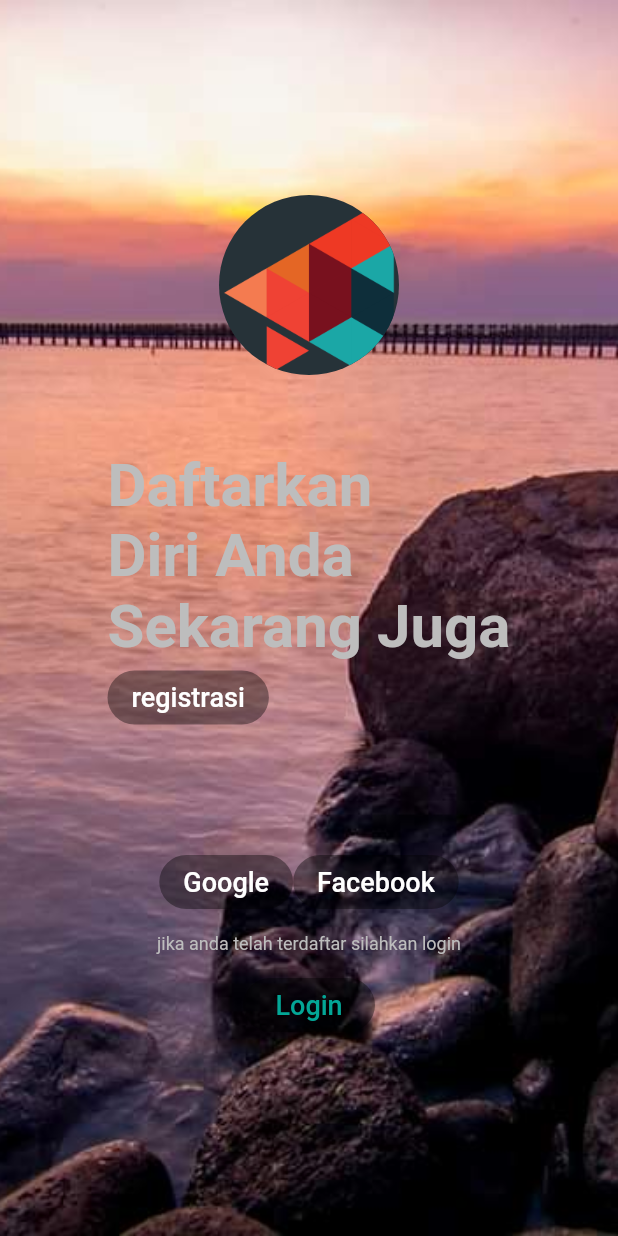
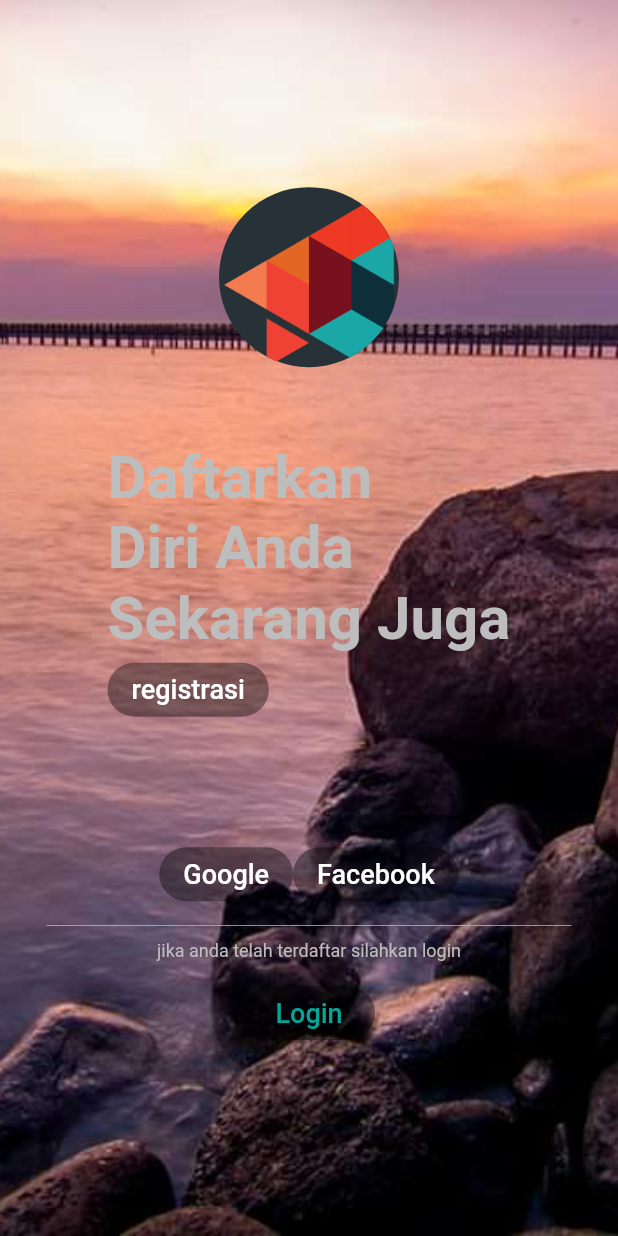
Before and after one commit to renalazy/jdih_app, a Flutter app: the screen it shows after launch, on a phone screen of 412 x 824 dp. Run offline on Flutter 3.47's test engine with Material 2 defaults, Android fonts, the phone set to English and light mode, and no system bars.

Commit message:
kurang garis

```diff
--- a/lib/boarding.dart
+++ b/lib/boarding.dart
@@ -115,6 +115,9 @@ class _BoardingPageState extends State<BoardingPage> {
                   ],
                 ),
                 SizedBox(height: 10.0),
+                Container(
+                    height: 0.5, width: 350.0, color: Colors.grey.shade400),
+                SizedBox(height: 10.0),
                 Text(
                   'jika anda telah terdaftar silahkan login',
                   style: TextStyle(fontSize: 12.0, color: Colors.grey.shade400),
```
